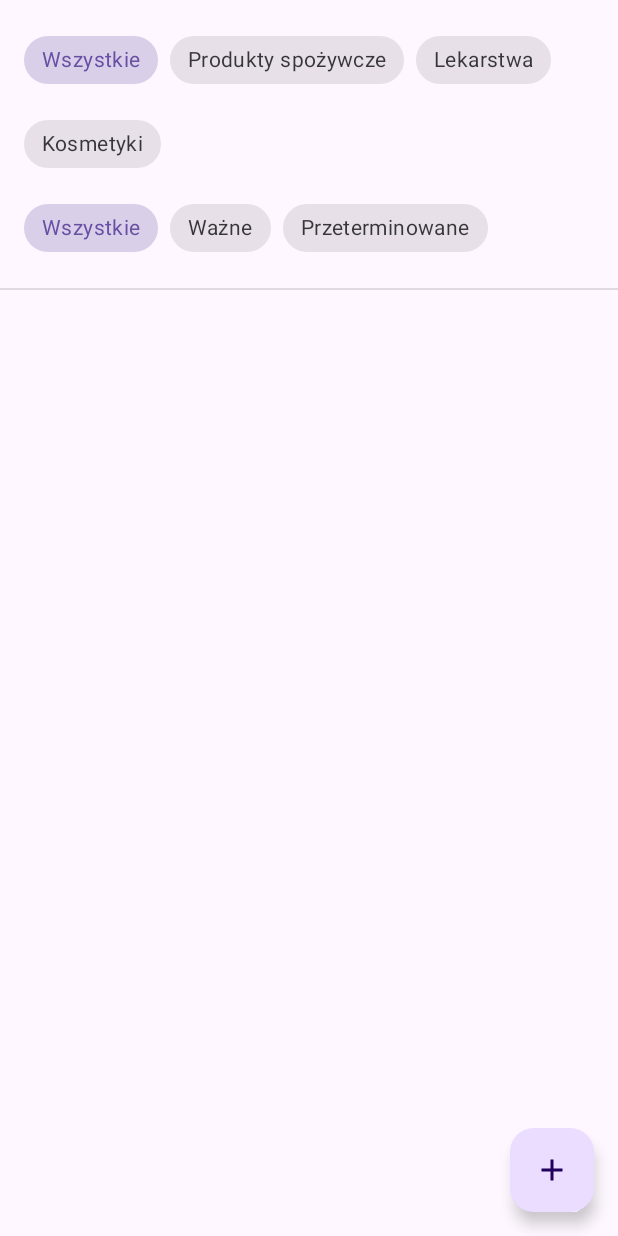
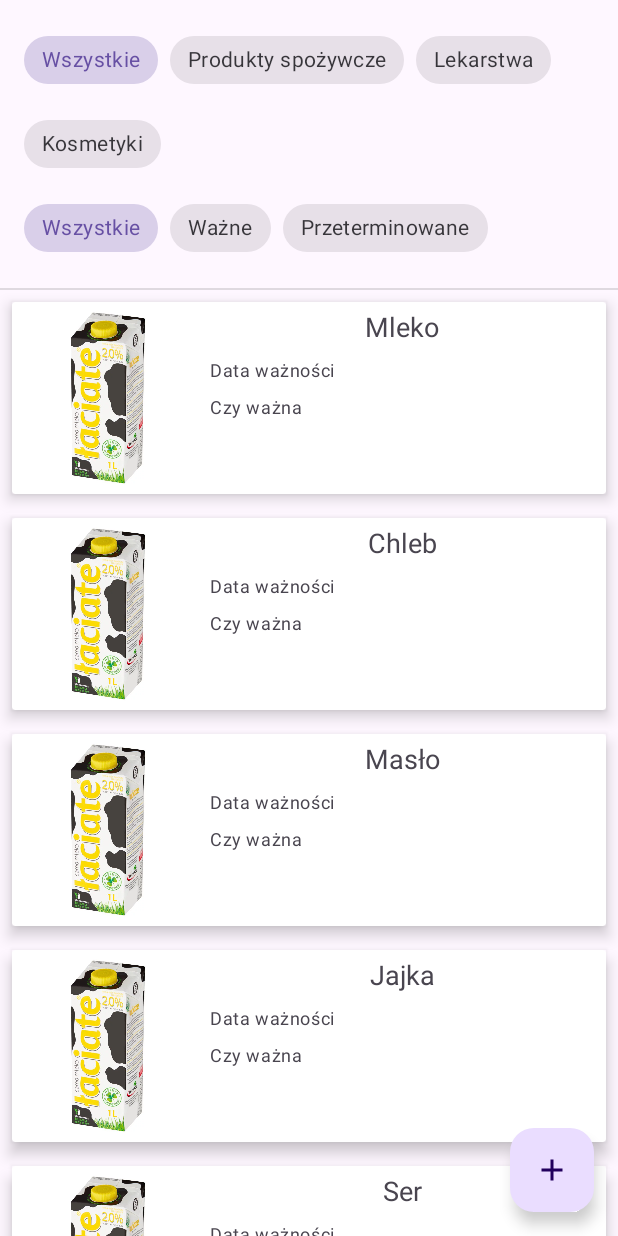
Before and after one commit to s25819/przeterminarz, an Android app: the screen it shows after launch (MainActivity), on a phone screen of 412 x 824 dp. Run offline under Robolectric (Android 15) with nearby library versions, the phone set to English and light mode, and no system bars.

```diff
--- a/app/src/main/java/pl/edu/pjatk/s25819/przeterminarz/adapters/GoodsAdapter.kt
+++ b/app/src/main/java/pl/edu/pjatk/s25819/przeterminarz/adapters/GoodsAdapter.kt
@@ -33,7 +33,7 @@ class GoodsAdapter : RecyclerView.Adapter<GoodsViewHolder>() {
             .also {
 
                 it.root.setOnClickListener {
-                    println("Kliknięcie")
+                    println("Kliknięcie " + it)
                 }
                 it.root.setOnLongClickListener {
                     true
--- a/app/src/main/java/pl/edu/pjatk/s25819/przeterminarz/fragments/GoodsListFragment.kt
+++ b/app/src/main/java/pl/edu/pjatk/s25819/przeterminarz/fragments/GoodsListFragment.kt
@@ -18,18 +18,17 @@ class GoodsListFragment : Fragment() {
     private lateinit var adapter : GoodsAdapter
     private lateinit var goodsRepository : GoodsRepository
 
-    override fun onCreate(savedInstanceState: Bundle?) {
-        super.onCreate(savedInstanceState)
-
-        binding = FragmentGoodsListBinding.inflate(layoutInflater)
-
-    }
+    private var selectedCategory : String = "all"
+    private var selectedStatus : String = "all"
 
     override fun onCreateView(
         inflater: LayoutInflater, container: ViewGroup?,
         savedInstanceState: Bundle?
-    ): View? {
-        return inflater.inflate(R.layout.fragment_goods_list, container, false)
+    ): View {
+        return FragmentGoodsListBinding.inflate(layoutInflater, container, false)
+            .also {
+                binding = it
+        }.root
     }
 
     override fun onViewCreated(view: View, savedInstanceState: Bundle?) {
@@ -42,6 +41,7 @@ class GoodsListFragment : Fragment() {
         }
 
         loadGoods()
+        setupListeners()
     }
 
     private fun loadGoods() {
@@ -49,4 +49,8 @@ class GoodsListFragment : Fragment() {
             adapter.updateList(this)
         }
     }
+
+    private fun setupListeners() {
+
+    }
 }
--- a/app/src/main/res/layout/goods_item_layout.xml
+++ b/app/src/main/res/layout/goods_item_layout.xml
@@ -3,19 +3,19 @@
     xmlns:app="http://schemas.android.com/apk/res-auto"
     xmlns:tools="http://schemas.android.com/tools"
     android:layout_width="match_parent"
-    android:layout_height="120dp"
+    android:layout_height="wrap_content"
     android:layout_margin="8dp"
     app:cardElevation="6dp"
     tools:visibility="visible">
 
     <androidx.constraintlayout.widget.ConstraintLayout
         android:layout_width="match_parent"
-        android:layout_height="wrap_content" >
+        android:layout_height="wrap_content">
 
         <ImageView
             android:id="@+id/goods_image"
-            android:layout_width="0dp"
-            android:layout_height="match_parent"
+            android:layout_width="120dp"
+            android:layout_height="120dp"
             android:layout_marginStart="4dp"
             android:layout_marginTop="4dp"
             android:layout_marginBottom="4dp"
@@ -28,12 +28,54 @@
             android:id="@+id/goods_name"
             android:layout_width="0dp"
             android:layout_height="wrap_content"
-            android:layout_marginStart="4dp"
-            android:layout_marginEnd="4dp"
+            android:layout_marginStart="8dp"
+            android:layout_marginEnd="8dp"
+            android:gravity="center"
+            android:textAppearance="@style/TextAppearance.AppCompat.Medium"
             app:layout_constraintEnd_toEndOf="parent"
             app:layout_constraintStart_toEndOf="@+id/goods_image"
             app:layout_constraintTop_toTopOf="@+id/goods_image"
             tools:text="Płyn pod prysznic" />
+
+        <TextView
+            android:id="@+id/expiration_date_label"
+            android:layout_width="wrap_content"
+            android:layout_height="wrap_content"
+            android:layout_marginTop="8dp"
+            android:text="@string/expirationDateLabel"
+            android:textAppearance="@style/TextAppearance.Material3.BodySmall"
+            app:layout_constraintStart_toStartOf="@+id/goods_name"
+            app:layout_constraintTop_toBottomOf="@+id/goods_name" />
+
+        <TextView
+            android:id="@+id/expirationDateValue"
+            android:layout_width="wrap_content"
+            android:layout_height="wrap_content"
+            android:layout_marginStart="8dp"
+            android:textAppearance="@style/TextAppearance.Material3.BodySmall"
+            app:layout_constraintStart_toEndOf="@+id/expiration_date_label"
+            app:layout_constraintTop_toTopOf="@+id/expiration_date_label"
+            tools:text="2025/05/01" />
+
+        <TextView
+            android:id="@+id/isValidLabel"
+            android:layout_width="wrap_content"
+            android:layout_height="wrap_content"
+            android:layout_marginTop="8dp"
+            android:text="@string/isValidLabel"
+            android:textAppearance="@style/TextAppearance.Material3.BodySmall"
+            app:layout_constraintStart_toStartOf="@+id/expiration_date_label"
+            app:layout_constraintTop_toBottomOf="@+id/expiration_date_label" />
+
+        <TextView
+            android:id="@+id/isValidValue"
+            android:layout_width="wrap_content"
+            android:layout_height="wrap_content"
+            android:textAppearance="@style/TextAppearance.Material3.BodySmall"
+            app:layout_constraintEnd_toEndOf="@+id/expirationDateValue"
+            app:layout_constraintTop_toTopOf="@+id/isValidLabel"
+            tools:text="Tak" />
+
     </androidx.constraintlayout.widget.ConstraintLayout>
 
 </androidx.cardview.widget.CardView>
--- a/app/src/main/res/navigation/nav_graph.xml
+++ b/app/src/main/res/navigation/nav_graph.xml
@@ -3,7 +3,6 @@
     xmlns:app="http://schemas.android.com/apk/res-auto"
     android:id="@+id/nav_graph"
     app:startDestination="@id/goodsListFragment">
-
     <fragment
         android:id="@+id/goodsListFragment"
         android:name="pl.edu.pjatk.s25819.przeterminarz.fragments.GoodsListFragment"
--- a/app/src/main/res/values/strings.xml
+++ b/app/src/main/res/values/strings.xml
@@ -9,4 +9,7 @@
     <string name="expired">Przeterminowane</string>
 
     <string name="contentDescription">Opis</string>
+
+    <string name="expirationDateLabel">Data ważności</string>
+    <string name="isValidLabel">Czy ważna</string>"
 </resources>
```
Also changed, not shown: 1 other file.
